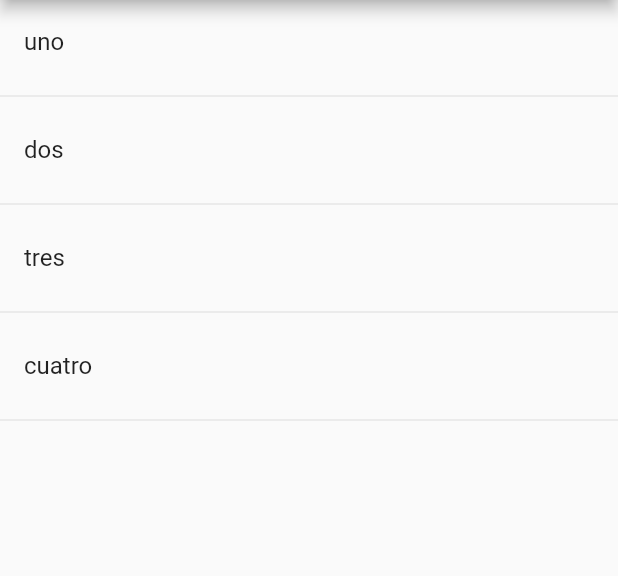
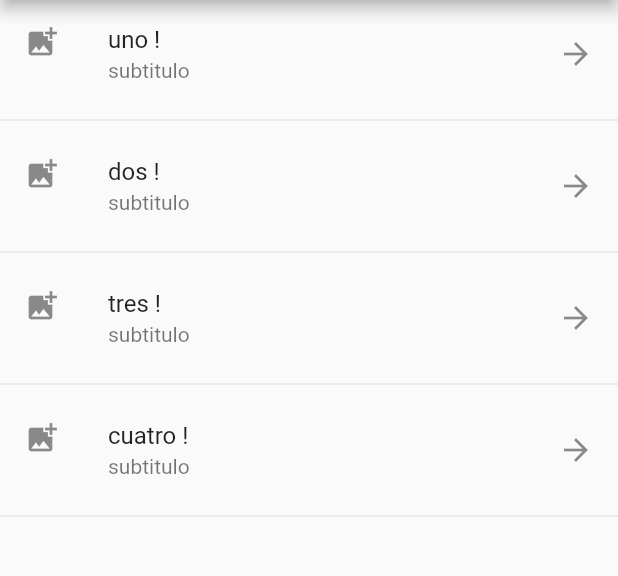
Before and after one commit to Marisabel-Condori/ejemplos-de-witgets-basics, a Flutter app: the screen it shows after launch, on a phone screen of 412 x 824 dp, the part 84-660 px from its top. Run offline on Flutter 3.47's test engine with Material 2 defaults, Android fonts, the phone set to English and light mode, and no system bars.

```diff
--- a/lib/pages/home_temp.dart
+++ b/lib/pages/home_temp.dart
@@ -10,12 +10,26 @@ class HomePageTemp extends StatelessWidget {
         title: Text('Componentes'),
       ),
       body: ListView(
-        children: adicionaLista()
+        //children: adicionaLista()
+        children:_adicionaListaCorta()
 
       ),
 
     );
   }
+
+  List<Widget> _adicionaListaCorta(){
+    return opciones.map((opt)  {
+      return Column(
+        children: <Widget>[
+          ListTile(title: Text('$opt !'), subtitle: Text('subtitulo'), leading: Icon(Icons.add_photo_alternate),trailing: Icon(Icons.arrow_forward),onTap: (){},),
+          Divider()
+        ],
+      );
+    }
+    ).toList();
+  }
+
 
   List adicionaLista(){
      List<Widget> lista = new List<Widget>();
```
